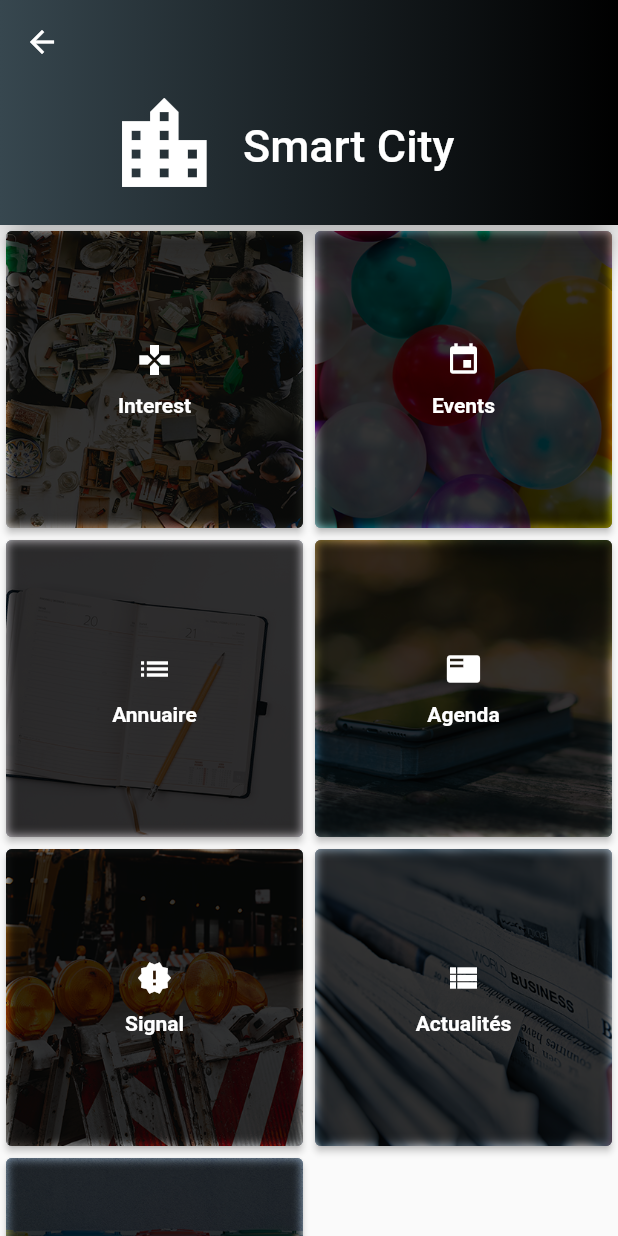
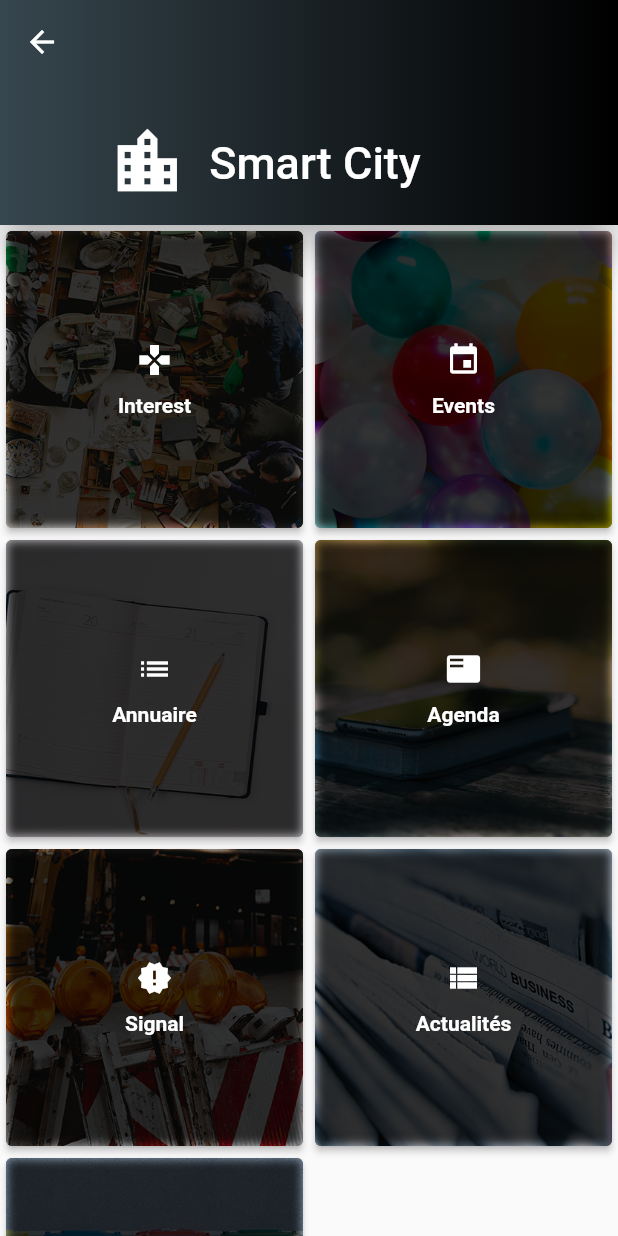
Before and after one commit to teamdown/smartcityapp, a Flutter app: the screen it shows after launch, after a tap on "Commencer", on a phone screen of 412 x 824 dp. Run offline on Flutter 3.47's test engine with Material 2 defaults, Android fonts, the phone set to English and light mode, and no system bars; our stand-ins replace faker, font_awesome_flutter, google_maps_flutter.

Commit message:
Change logo size

```diff
--- a/lib/ui/page/home_page.dart
+++ b/lib/ui/page/home_page.dart
@@ -84,7 +84,7 @@ class HomePage extends StatelessWidget {
               ), */
               Icon(
                 Icons.location_city,
-                size: 50.0,
+                size: 35.0,
                 color: Colors.white,
               ),
               SizedBox(
--- a/lib/ui/page/welcome/welcome_page.dart
+++ b/lib/ui/page/welcome/welcome_page.dart
@@ -55,7 +55,7 @@ class WelcomePage extends StatelessWidget {
         //   Color.fromARGB(1, 38, 38, 43),
         // ]),
       ),
-      child: Column(
+      child: ListView(
         children: <Widget>[alucard, welcome, lorem, pad,  button],
       ),
     );
```
